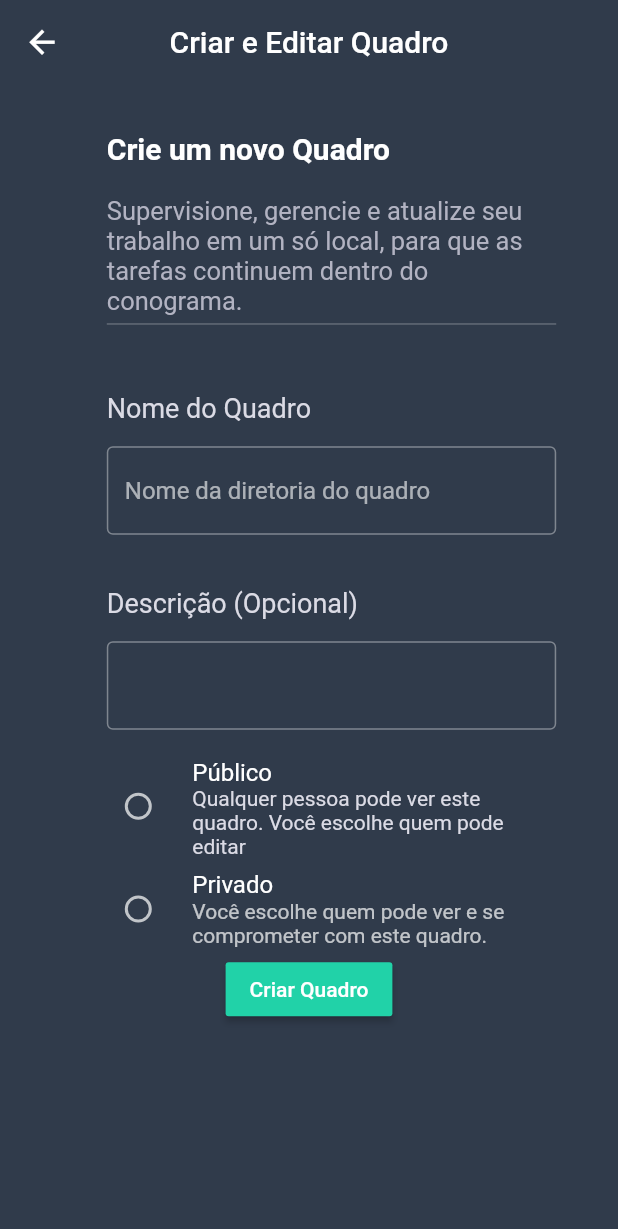
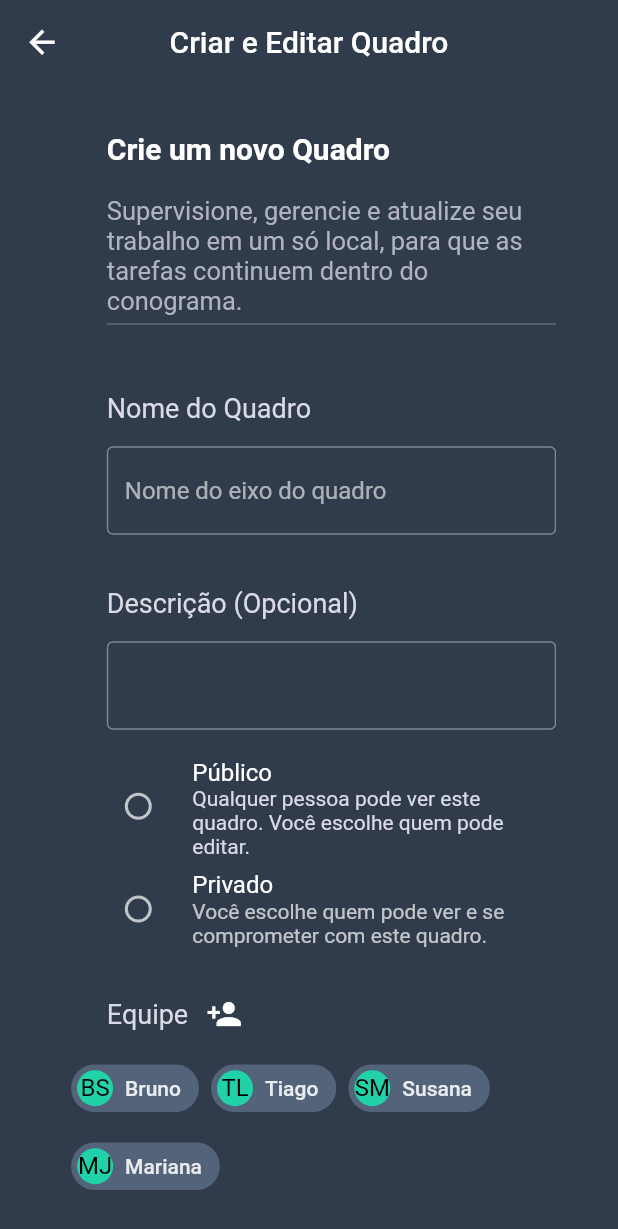
Before and after one commit to catalunha/pmsbmobile3, a Flutter app: the ControleEditarCriarPage screen opened by its route, on a phone screen of 412 x 824 dp. Shown: the top 1229 px of the screen. Run offline on Flutter 3.47's test engine with Material 2 defaults, Android fonts, the phone set to English and light mode, and no system bars; our stand-ins replace csv, file_picker, firebase_messaging, firebase_storage, flutter_local_notifications, flutter_markdown and 7 more; missing offline and left inert: dart:html, firebase, firebaseauth_wrapper, firebaseauth_wrapper_flutter, firebaseauth_wrapper_web, firestore_wrapper and 6 more; accounts and stored records are empty.

Commit message:
Design final da tela de criar/editar quadro controle

```diff
--- a/lib/pages/controle/controle_criar_editar_page.dart
+++ b/lib/pages/controle/controle_criar_editar_page.dart
@@ -2,6 +2,7 @@ import 'package:flutter/material.dart';
 import 'package:pmsbmibile3/components/default_scaffold.dart';
 import 'package:pmsbmibile3/style/pmsb_colors.dart';
 import 'package:pmsbmibile3/style/pmsb_styles.dart';
+import 'package:pmsbmibile3/widgets/equipe_wrap_widget.dart';
 
 class ControleEditarCriarPage extends StatefulWidget {
   @override
@@ -57,7 +58,7 @@ class _ControleEditarCriarPageState extends State<ControleEditarCriarPage> {
             textoSubtitulo(
                 "Supervisione, gerencie e atualize seu trabalho em um só local, para que as tarefas continuem dentro do conograma."),
             Padding(
-              padding: const EdgeInsets.only(left: 30),
+              padding:  EdgeInsets.only(left: 30),
               child: Container(
                 color: Colors.white24,
                 width: MediaQuery.of(context).size.width * 0.05,
@@ -67,13 +68,13 @@ class _ControleEditarCriarPageState extends State<ControleEditarCriarPage> {
             Padding(padding: EdgeInsets.all(15)),
             textoQuadro("Nome do Quadro"),
             Padding(
-              padding: const EdgeInsets.only(left: 30),
+              padding: EdgeInsets.only(left: 30),
               child: TextField(
                 textAlign: TextAlign.start,
                 decoration: InputDecoration(
                     border: OutlineInputBorder(),
                     fillColor: Colors.black12,
-                    hintText: 'Nome da diretoria do quadro'),
+                    hintText: 'Nome do eixo do quadro'),
               ),
             ),
             Padding(padding: EdgeInsets.all(10)),
@@ -94,7 +95,7 @@ class _ControleEditarCriarPageState extends State<ControleEditarCriarPage> {
               //),
             ),
             Padding(
-              padding: const EdgeInsets.all(15),
+              padding: EdgeInsets.all(15),
               child: Column(
                 children: <Widget>[
                   RadioListTile(
@@ -103,7 +104,7 @@ class _ControleEditarCriarPageState extends State<ControleEditarCriarPage> {
                       style: PmsbStyles.textoPrimario,
                     ),
                     subtitle: Text(
-                      "Qualquer pessoa pode ver este quadro. Você escolhe quem pode editar",
+                      "Qualquer pessoa pode ver este quadro. Você escolhe quem pode editar.",
                       style: PmsbStyles.textoSecundario,
                     ),
                     value: 1,
@@ -129,15 +130,19 @@ class _ControleEditarCriarPageState extends State<ControleEditarCriarPage> {
                       setBotaoRadioSelecionado(val);
                     },
                   ),
-                  RaisedButton(
-                    child: Text("Criar Quadro"),
-                    color: PmsbColors.cor_destaque,
-                    onPressed: () {
-                      Navigator.pushNamed(
-                          context, "/controle/editar_criar_quadro");
-                    },
-                  ),
                 ],
+              ),
+            ),
+            EquipeWrapWidget(),
+            Padding(padding: EdgeInsets.all(10)),
+            Padding(
+              padding: EdgeInsets.symmetric(horizontal: MediaQuery.of(context).size.width * 0.35),
+              child: RaisedButton(
+                child: Text("Criar Quadro"),
+                color: PmsbColors.cor_destaque,
+                onPressed: () {
+                  Navigator.pop(context);
+                },
               ),
             ),
           ],
--- a/lib/pages/controle/quadro_tarefas_page.dart
+++ b/lib/pages/controle/quadro_tarefas_page.dart
@@ -61,7 +61,7 @@ class _QuadroTarefasPageHomePageState extends State<QuadroTarefasPageHomePage> {
   Widget build(BuildContext context) {
     return DefaultScaffold(
       backgroundColor: PmsbColors.navbar,
-      backToRootPage: true,
+      backToRootPage: false,
       title: Text("Quadro 01"),
       body: body(context),
     );
--- /dev/null
+++ b/lib/widgets/equipe_wrap_widget.dart
@@ -0,0 +1,79 @@
+import 'package:flutter/material.dart';
+import 'package:pmsbmibile3/style/pmsb_colors.dart';
+
+class EquipeWrapWidget extends StatefulWidget {
+  @override
+  _EquipeWrapWidgetState createState() => _EquipeWrapWidgetState();
+}
+
+class _EquipeWrapWidgetState extends State<EquipeWrapWidget> {
+  @override
+  Widget build(BuildContext context) {
+    return Container(
+      child: Column(
+        children: [
+          Row(
+            mainAxisAlignment: MainAxisAlignment.start,
+            children: [
+              textoQuadro("Equipe"),
+              IconButton(icon: Icon(Icons.person_add), onPressed: () {})
+            ],
+          ),
+          Container(
+            width: MediaQuery.of(context).size.width * 0.77,
+            child: Wrap(
+              direction: Axis.horizontal,
+              textDirection: TextDirection.ltr,
+              spacing: 8.0,
+              runSpacing: 4.0,
+              children: <Widget>[
+                Chip(
+                  backgroundColor: PmsbColors.card,
+                  avatar: CircleAvatar(
+
+                      backgroundColor: PmsbColors.cor_destaque,
+                      child: Text('BS')),
+                  label: Text('Bruno'),
+                ),
+                Chip(
+                  backgroundColor: PmsbColors.card,
+                  avatar: CircleAvatar(
+                      backgroundColor: PmsbColors.cor_destaque,
+                      child: Text('TL')),
+                  label: Text('Tiago'),
+                ),
+                Chip(
+                  backgroundColor: PmsbColors.card,
+                  avatar: CircleAvatar(
+                      backgroundColor: PmsbColors.cor_destaque,
+                      child: Text('SM')),
+                  label: Text('Susana'),
+                ),
+                Chip(
+                  backgroundColor: PmsbColors.card,
+                  avatar: CircleAvatar(
+                      backgroundColor: PmsbColors.cor_destaque,
+                      child: Text('MJ')),
+                  label: Text('Mariana'),
+                ),
+              ],
+            ),
+          ),
+        ],
+      ),
+    );
+  }
+
+  Widget textoQuadro(String texto) {
+    return Padding(
+      padding: EdgeInsets.only(top: 15.0, bottom: 15.0, left: 30),
+      child: Text(
+        texto,
+        style: TextStyle(
+          color: PmsbColors.texto_secundario,
+          fontSize: 18,
+        ),
+      ),
+    );
+  }
+}
```
Also changed, not shown: 1 other file.
